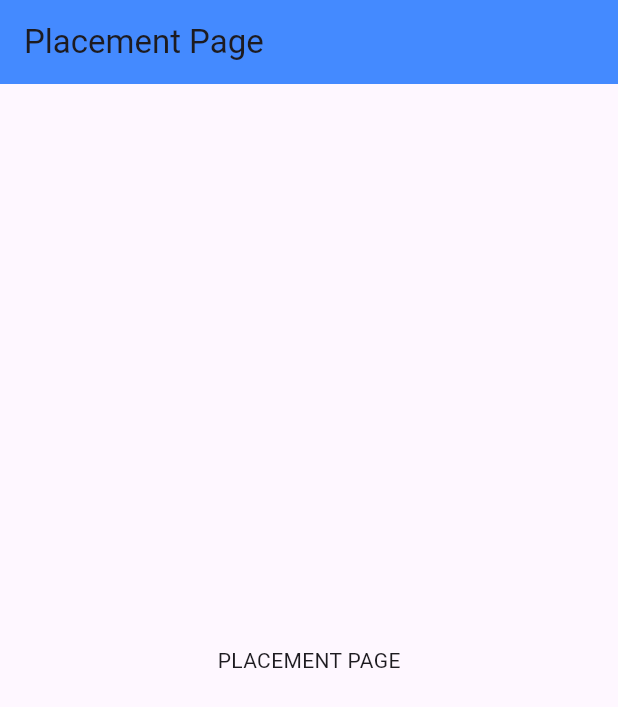
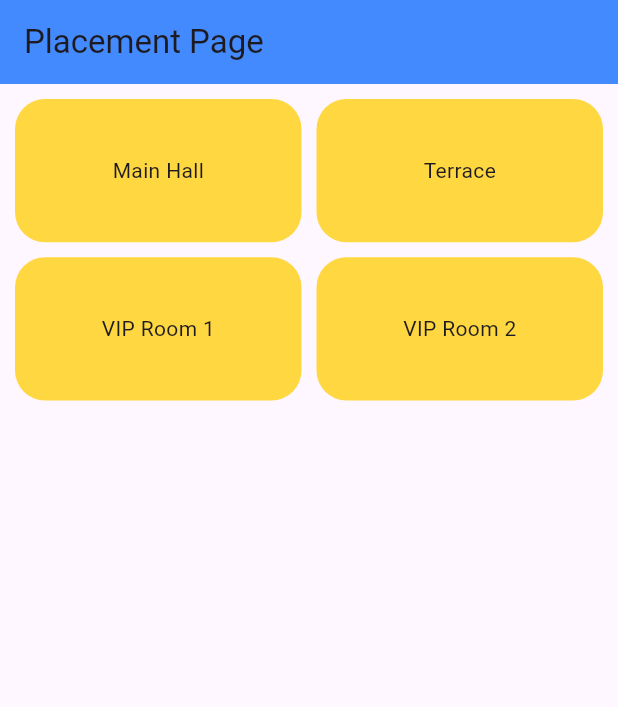
Before and after one commit to Iskander2323/restaurant_app, a Flutter app: the screen it shows after launch, on a phone screen of 412 x 824 dp. Shown: the top 707 px of the screen. Run offline on Flutter 3.47's test engine with Material 3 defaults, Android fonts, the phone set to English and light mode, and no system bars; our stand-ins replace bloc, drift, equatable, flutter_bloc, go_router, sqlite3_flutter_libs; missing offline and left inert: sqlite3; accounts and stored records are empty; generated files the repository leaves out were written again.

Commit message:
created working bloc for placements page

```diff
--- a/lib/app.dart
+++ b/lib/app.dart
@@ -1,15 +1,23 @@
 import 'package:flutter/material.dart';
 import 'package:flutter_bloc/flutter_bloc.dart';
 import 'package:restaurant_app/components/placement/bloc/placement_bloc.dart';
+import 'package:restaurant_app/components/placement/repository/placement_repository.dart';
 import 'package:restaurant_app/routes.dart';
 
 class App extends StatelessWidget {
-  const App({super.key});
+  const App({super.key, required this.placementRepository});
+
+  final PlacementRepository placementRepository;
 
   @override
   Widget build(BuildContext context) {
     return MultiRepositoryProvider(
-        providers: [BlocProvider(create: (context) => PlacementBloc())],
+        providers: [
+          BlocProvider(
+              create: (context) =>
+                  PlacementBloc(placementRepository: placementRepository)),
+          RepositoryProvider.value(value: placementRepository)
+        ],
         child: MaterialApp.router(
           debugShowCheckedModeBanner: false,
           routerConfig: routes,
--- a/lib/components/home.dart
+++ b/lib/components/home.dart
@@ -9,7 +9,8 @@ class HomeBlocPage extends StatelessWidget {
   @override
   Widget build(BuildContext context) {
     return BlocProvider.value(
-      value: BlocProvider.of<PlacementBloc>(context),
+      value: BlocProvider.of<PlacementBloc>(context)
+        ..add(FetchPlacementsEvents()),
       child: HomePage(),
     );
   }
--- a/lib/components/local_db/local_db.dart
+++ b/lib/components/local_db/local_db.dart
@@ -1,9 +1,12 @@
+import 'dart:developer';
+
 import 'package:drift/drift.dart';
-import 'package:drift_flutter/drift_flutter.dart';
 import 'dart:io';
 import 'package:drift/native.dart';
 import 'package:path_provider/path_provider.dart';
 import 'package:path/path.dart' as p;
+import 'package:restaurant_app/components/local_db/globals.dart';
+import 'package:restaurant_app/components/placement/model/placement_model.dart';
 import 'package:sqlite3/sqlite3.dart';
 import 'package:sqlite3_flutter_libs/sqlite3_flutter_libs.dart';
 
@@ -19,6 +22,35 @@ class AppDatabase extends _$AppDatabase {
   AppDatabase() : super(_openConnection());
   @override
   int get schemaVersion => 1;
+
+  Future<void> addPlacements(List<PlacementModel> listPlacements) async {
+    try {
+      await database.batch((batch) {
+        for (var placement in listPlacements) {
+          batch.insert(
+            placements,
+            PlacementsCompanion(title: Value<String>(placement.placementName)),
+          );
+        }
+      });
+    } on Exception catch (e) {
+      log(e.toString(), name: 'FROM INSERT PLACEMENTS');
+    }
+  }
+
+  Future<List<PlacementModel>> fetchPlacement() async {
+    var items = [];
+    try {
+      items = await select(placements).get();
+    } on Exception catch (e) {
+      log(e.toString());
+    }
+    final result = <PlacementModel>[];
+    for (var item in items) {
+      result.add(PlacementModel.fromLocal(item));
+    }
+    return result;
+  }
 }
 
 LazyDatabase _openConnection() {
--- a/lib/components/placement/bloc/placement_bloc.dart
+++ b/lib/components/placement/bloc/placement_bloc.dart
@@ -1,11 +1,30 @@
+import 'dart:developer';
+
 import 'package:bloc/bloc.dart';
 import 'package:equatable/equatable.dart';
+import 'package:restaurant_app/components/placement/model/placement_model.dart';
+import 'package:restaurant_app/components/placement/repository/placement_repository.dart';
 
 part 'placement_event.dart';
 part 'placement_state.dart';
 
 class PlacementBloc extends Bloc<PlacementEvent, PlacementState> {
-  PlacementBloc() : super(PlacementInitial()) {
-    on<PlacementEvent>((event, emit) {});
+  final PlacementRepository _placementRepository;
+  PlacementBloc({required PlacementRepository placementRepository})
+      : _placementRepository = placementRepository,
+        super(PlacementState()) {
+    on<FetchPlacementsEvents>(_fetchPlacement);
+  }
+
+  Future<void> _fetchPlacement(
+      FetchPlacementsEvents event, Emitter<PlacementState> emit) async {
+    await _placementRepository.addPlacements();
+    try {
+      final placements = await _placementRepository.fetchPlacements();
+      emit(state.copyWith(
+          placements: placements, status: PlacementStateStatus.success));
+    } on Exception catch (e) {
+      log(e.toString(), name: 'PLACEMENT BLOC');
+    }
   }
 }
--- a/lib/components/placement/bloc/placement_event.dart
+++ b/lib/components/placement/bloc/placement_event.dart
@@ -6,3 +6,5 @@ sealed class PlacementEvent extends Equatable {
   @override
   List<Object> get props => [];
 }
+
+final class FetchPlacementsEvents extends PlacementEvent {}
--- a/lib/components/placement/bloc/placement_state.dart
+++ b/lib/components/placement/bloc/placement_state.dart
@@ -1,10 +1,23 @@
 part of 'placement_bloc.dart';
 
-sealed class PlacementState extends Equatable {
-  const PlacementState();
+enum PlacementStateStatus { initial, failure, success }
 
+final class PlacementState extends Equatable {
+  const PlacementState(
+      {this.status = PlacementStateStatus.initial,
+      this.placements = const <PlacementModel>[]});
+
+  PlacementState copyWith({
+    List<PlacementModel>? placements,
+    PlacementStateStatus? status,
+  }) {
+    return PlacementState(
+        placements: placements ?? this.placements,
+        status: status ?? this.status);
+  }
+
+  final List<PlacementModel> placements;
+  final PlacementStateStatus status;
   @override
   List<Object> get props => [];
 }
-
-final class PlacementInitial extends PlacementState {}
--- a/lib/components/placement/model/placement_model.dart
+++ b/lib/components/placement/model/placement_model.dart
@@ -1,4 +1,6 @@
 import 'package:equatable/equatable.dart';
+
+import '../../local_db/local_db.dart';
 
 class PlacementModel extends Equatable {
   const PlacementModel({required this.id, required this.placementName});
@@ -6,6 +8,10 @@ class PlacementModel extends Equatable {
   final int id;
   final String placementName;
 
+  PlacementModel.fromLocal(Placement data)
+      : id = data.id,
+        placementName = data.title;
+
   @override
   List<Object?> get props => [id, placementName];
 }
--- /dev/null
+++ b/lib/components/placement/repository/placement_repository.dart
@@ -0,0 +1,19 @@
+import 'package:restaurant_app/components/local_db/globals.dart';
+import 'package:restaurant_app/components/placement/model/placement_model.dart';
+
+class PlacementRepository {
+  Future<void> addPlacements() async {
+    final List<PlacementModel> placements = [
+      PlacementModel(id: 1, placementName: 'Main Hall'),
+      PlacementModel(id: 2, placementName: 'Terrace'),
+      PlacementModel(id: 3, placementName: 'VIP Room 1'),
+      PlacementModel(id: 4, placementName: 'VIP Room 2'),
+    ];
+    await database.addPlacements(placements);
+  }
+
+  Future<List<PlacementModel>> fetchPlacements() async {
+    final placements = await database.fetchPlacement();
+    return placements;
+  }
+}
--- a/lib/components/placement/ui/home_page.dart
+++ b/lib/components/placement/ui/home_page.dart
@@ -1,6 +1,7 @@
 import 'package:flutter/material.dart';
 import 'package:flutter_bloc/flutter_bloc.dart';
 import 'package:restaurant_app/components/placement/bloc/placement_bloc.dart';
+import 'package:restaurant_app/components/placement/ui/placements_grid_view.dart';
 
 class HomePage extends StatelessWidget {
   const HomePage({super.key});
@@ -14,9 +15,19 @@ class HomePage extends StatelessWidget {
       ),
       body:
           BlocBuilder<PlacementBloc, PlacementState>(builder: (context, state) {
-        return Center(
-          child: Text('PLACEMENT PAGE'),
-        );
+        switch (state.status) {
+          case PlacementStateStatus.initial:
+            return Center(child: CircularProgressIndicator());
+          case PlacementStateStatus.failure:
+            return Center(
+              child: Text('ERROR'),
+            );
+          case PlacementStateStatus.success:
+            return Padding(
+              padding: const EdgeInsets.all(10.0),
+              child: PlacementsGridView(placements: state.placements),
+            );
+        }
       }),
     );
   }
--- /dev/null
+++ b/lib/components/placement/ui/placement_card.dart
@@ -0,0 +1,18 @@
+import 'package:flutter/material.dart';
+import 'package:restaurant_app/components/placement/model/placement_model.dart';
+
+class PlacementCard extends StatelessWidget {
+  const PlacementCard({super.key, required this.placement});
+  final PlacementModel placement;
+  @override
+  Widget build(BuildContext context) {
+    return Container(
+      height: 100,
+      width: 150,
+      decoration: BoxDecoration(
+          color: Colors.amberAccent, borderRadius: BorderRadius.circular(20)),
+      alignment: Alignment.center,
+      child: Text(placement.placementName),
+    );
+  }
+}
--- /dev/null
+++ b/lib/components/placement/ui/placements_grid_view.dart
@@ -0,0 +1,25 @@
+import 'package:flutter/material.dart';
+import 'package:restaurant_app/components/placement/model/placement_model.dart';
+import 'package:restaurant_app/components/placement/ui/placement_card.dart';
+
+class PlacementsGridView extends StatelessWidget {
+  const PlacementsGridView({super.key, required this.placements});
+
+  final List<PlacementModel> placements;
+
+  @override
+  Widget build(BuildContext context) {
+    return GridView.builder(
+      gridDelegate: SliverGridDelegateWithFixedCrossAxisCount(
+        crossAxisCount: 2,
+        crossAxisSpacing: 10,
+        mainAxisSpacing: 10,
+        childAspectRatio: 2 / 1,
+      ),
+      itemBuilder: (context, index) {
+        return PlacementCard(placement: placements[index]);
+      },
+      itemCount: placements.length,
+    );
+  }
+}
--- a/lib/main.dart
+++ b/lib/main.dart
@@ -1,6 +1,11 @@
 import 'package:flutter/material.dart';
 import 'package:restaurant_app/app.dart';
+import 'package:restaurant_app/components/placement/repository/placement_repository.dart';
 
-void main() {
-  runApp(const App());
+void main() async {
+  final PlacementRepository placementRepository = PlacementRepository();
+
+  runApp(App(
+    placementRepository: placementRepository,
+  ));
 }
```
